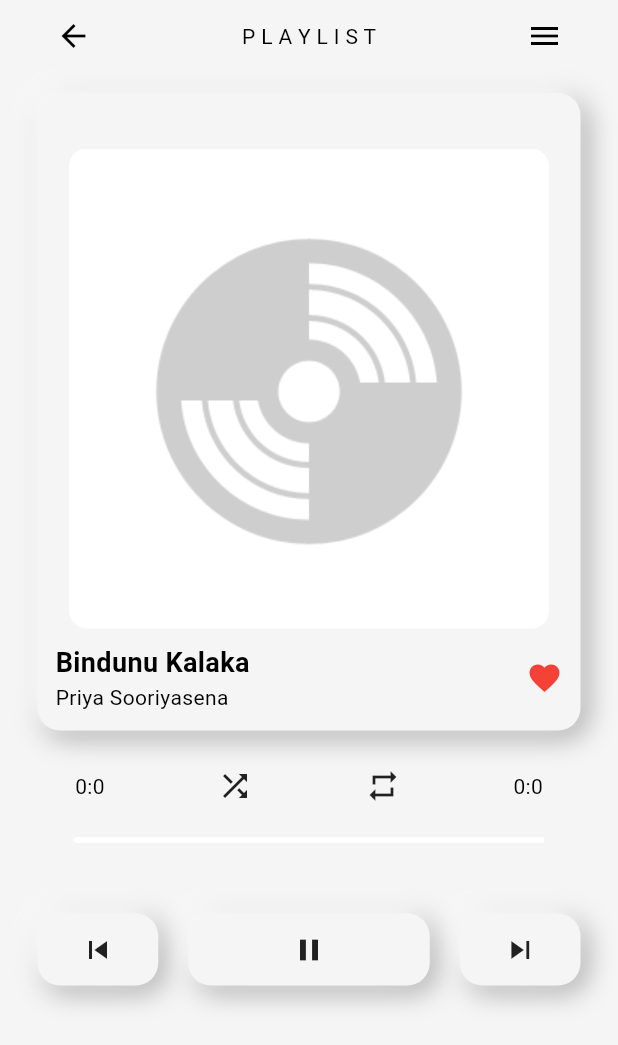
After one commit to Mudithamadu/Music_Player_Mobile, a Flutter app: the screen it shows after launch, after a tap on "Bindunu Kalaka", on a phone screen of 412 x 824 dp. The commit adds this screen. Shown: the top 1045 px of the screen. Run offline on Flutter 3.47's test engine with Material 3 defaults, Android fonts, the phone set to English and light mode, and no system bars; our stand-ins replace audioplayers.

Commit message:
" Basic Structure Done"

```diff
--- /dev/null
+++ b/lib/components/neu_box.dart
@@ -0,0 +1,36 @@
+import 'package:flutter/material.dart';
+import 'package:music_player/themes/theme_provider.dart';
+import 'package:provider/provider.dart';
+
+class NeuBox extends StatelessWidget {
+  final Widget? child;
+  const NeuBox({super.key, required this.child});
+
+  @override
+  Widget build(BuildContext context) {
+    bool isDarkMode = Provider.of<ThemeProvider>(context).isDarkMode;
+    return Container(
+      decoration: BoxDecoration(
+        borderRadius: BorderRadius.circular(15),
+        color: Theme.of(context).colorScheme.background,
+        boxShadow: [
+          BoxShadow(
+            blurRadius: 15,
+            color: isDarkMode ? Colors.black : Colors.grey.shade500,
+            offset: Offset(4, 4),
+          ),
+          BoxShadow(
+            blurRadius: 13,
+            color:
+                isDarkMode
+                    ? const Color.fromARGB(255, 55, 55, 55)
+                    : Colors.white,
+            offset: Offset(-4, -4),
+          ),
+        ],
+      ),
+      padding: EdgeInsets.all(12),
+      child: child,
+    );
+  }
+}
--- a/lib/main.dart
+++ b/lib/main.dart
@@ -1,12 +1,16 @@
 import 'package:flutter/material.dart';
+import 'package:music_player/models/playlist_provider.dart';
 import 'package:music_player/pages/home_page.dart';
 import 'package:music_player/themes/theme_provider.dart';
 import 'package:provider/provider.dart';
 
-void main() {
+void main() async {
   runApp(
-    ChangeNotifierProvider(
-      create: (context) => ThemeProvider(),
+    MultiProvider(
+      providers: [
+        ChangeNotifierProvider(create: (context) => ThemeProvider()),
+        ChangeNotifierProvider(create: (context) => PlaylistProvider()),
+      ],
       child: const MainApp(),
     ),
   );
--- /dev/null
+++ b/lib/models/playlist_provider.dart
@@ -0,0 +1,187 @@
+import 'package:audioplayers/audioplayers.dart';
+import 'package:flutter/material.dart';
+import 'package:music_player/models/song.dart';
+
+class PlaylistProvider extends ChangeNotifier {
+  //Playlist of songs
+  final List<Song> _playlist = [
+    //song 1
+    Song(
+      songName: "Bindunu Kalaka",
+      artistName: "Priya Sooriyasena",
+      albumArtImagePath: "assets/images/albumArt1.png",
+      audioPath: "audios/Bindunu_Kalaka.mp3",
+    ),
+
+    //song 2
+    Song(
+      songName: "Sewwandiyakata",
+      artistName: "Priya Sooriyasena",
+      albumArtImagePath: "assets/images/albumArt2.png",
+      audioPath: "audios/Sewuwandiyakata.mp3",
+    ),
+
+    //song3
+    Song(
+      songName: "Me_Bus_Nawathuma",
+      artistName: "Priya Sooriyasena",
+      albumArtImagePath: "assets/images/albumArt3.png",
+      audioPath: "audios/Me_Bus_Nawathuma.mp3",
+    ),
+  ];
+
+  //current song playing
+  int? _currentSongIndex;
+
+  /*
+
+  AUDIO PLAYER
+
+  */
+
+  //audio player
+
+  final AudioPlayer _audioPlayer =
+      AudioPlayer(); //create audio player class's object
+
+  //durations
+  Duration _currentDuration = Duration.zero;
+  Duration _totalDuration = Duration.zero;
+
+  //constructor
+  PlaylistProvider() {
+    listenToDuration();
+  }
+
+  //initially not playing
+  bool _isPlaying = false;
+  //play the song
+  void play() async {
+    final String path = _playlist[_currentSongIndex!].audioPath;
+    await _audioPlayer.stop();
+    // await _audioPlayer.setSourceAsset(path);
+    await _audioPlayer.play(AssetSource(path));
+    _isPlaying = true;
+    notifyListeners();
+  }
+
+  //pause current song
+  void pause() async {
+    await _audioPlayer.pause();
+    _isPlaying = false;
+    notifyListeners();
+  }
+
+  //resume playing
+  void resume() async {
+    await _audioPlayer.resume();
+    _isPlaying = true;
+    notifyListeners();
+  }
+
+  //pause or resume
+  void pauseOrResume() async {
+    if (_isPlaying) {
+      pause();
+    } else {
+      resume();
+    }
+    notifyListeners();
+  }
+
+  //seek to specific position in the current song
+  void seek(Duration position) async {
+    _audioPlayer.seek(position);
+  }
+
+  //play next song
+  void playNextSong() async {
+    pause();
+    if (_currentSongIndex != null) {
+      if (_currentSongIndex! < _playlist.length - 1) {
+        //go to the next song if it is not the Last
+        _currentSongIndex = _currentSongIndex! + 1;
+      } else {
+        //if it is the last song
+        _currentSongIndex = 0; //play from the beigining
+      }
+    }
+    play();
+  }
+
+  //play previous song
+  void playPreviousSong() async {
+    pause();
+    //if more than 2 seconds passed restart current song
+    if (_currentDuration.inSeconds > 2) {
+      seek(Duration.zero);
+    }
+    //if it is within 2 seconds , go to previous song
+    else {
+      if (_currentSongIndex! > 0) {
+        _currentSongIndex = _currentSongIndex! - 1;
+      } else {
+        //if it is first song (index = 0 ) , loop back to Last song
+        _currentSongIndex = _playlist.length - 1;
+      }
+    }
+    play();
+  }
+
+  //listen To duration
+  void listenToDuration() async {
+    //listen for total duration
+    _audioPlayer.onDurationChanged.listen((newDuration) {
+      _totalDuration = newDuration;
+      notifyListeners();
+    });
+
+    //listen for current duration
+
+    _audioPlayer.onPositionChanged.listen((newPosition) {
+      _currentDuration = newPosition;
+      notifyListeners();
+    });
+
+    //listen for song completion
+
+    _audioPlayer.onPlayerComplete.listen((event) {
+      playNextSong();
+    });
+  }
+
+  //dispose audio player
+  @override
+  void dispose() {
+    _audioPlayer.dispose();
+    super.dispose();
+  }
+
+  /*
+
+  GETTERS
+
+  */
+  List<Song> get playlist => _playlist;
+  int? get currentSongIndex => _currentSongIndex;
+  bool get isPlaying => _isPlaying;
+  Duration get currentDuration => _currentDuration;
+  Duration get totalDuration => _totalDuration;
+  /*
+
+  SETTERS
+
+  */
+
+  set currentSongindex(int? newIndex) {
+    //update current song name
+    _currentSongIndex = newIndex;
+
+    if (newIndex != null) {
+      play();
+    }
+
+    //update UI
+    notifyListeners();
+  }
+}
--- /dev/null
+++ b/lib/models/song.dart
@@ -0,0 +1,13 @@
+class Song {
+  final String songName;
+  final String artistName;
+  final String albumArtImagePath;
+  final String audioPath;
+
+  Song({
+    required this.songName,
+    required this.artistName,
+    required this.albumArtImagePath,
+    required this.audioPath,
+  });
+}
--- a/lib/pages/home_page.dart
+++ b/lib/pages/home_page.dart
@@ -1,5 +1,9 @@
 import 'package:flutter/material.dart';
 import 'package:music_player/components/my_drawer.dart';
+import 'package:music_player/models/playlist_provider.dart';
+import 'package:music_player/models/song.dart';
+import 'package:music_player/pages/song_page.dart';
+import 'package:provider/provider.dart';
 
 class HomePage extends StatefulWidget {
   const HomePage({super.key});
@@ -9,12 +13,57 @@ class HomePage extends StatefulWidget {
 }
 
 class _HomePageState extends State<HomePage> {
+  //get playlist provider
+  late final dynamic playListProvider;
+
+  @override
+  void initState() {
+    super.initState();
+
+    //get playlist provider
+    playListProvider = Provider.of<PlaylistProvider>(context, listen: false);
+  }
+
+  //go to song
+  void goToSong(int songIndex) {
+    //update current song index
+    playListProvider.currentSongindex = songIndex;
+    //navigate to song page
+    Navigator.push(
+      context,
+      MaterialPageRoute(builder: (context) => SongPage()),
+    );
+  }
+
   @override
   Widget build(BuildContext context) {
     return Scaffold(
       backgroundColor: Theme.of(context).colorScheme.background,
-      appBar: AppBar(title: Text('Play List')),
+      appBar: AppBar(title: Text('P L A Y  L I S T')),
       drawer: MyDrawer(),
+      body: Consumer<PlaylistProvider>(
+        builder: (context, value, child) {
+          //get playlist
+          final List<Song> playlist = value.playlist;
+
+          //return List view UI
+          return ListView.builder(
+            itemCount: playlist.length,
+            itemBuilder: (context, index) {
+              //get individual song
+              final Song song = playlist[index];
+
+              //return title UI
+              return ListTile(
+                title: Text(song.songName),
+                subtitle: Text(song.artistName),
+                leading: Image.asset(song.albumArtImagePath),
+                onTap: () => goToSong(index),
+              );
+            },
+          );
+        },
+      ),
     );
   }
 }
--- /dev/null
+++ b/lib/pages/song_page.dart
@@ -0,0 +1,192 @@
+import 'package:flutter/material.dart';
+import 'package:music_player/components/neu_box.dart';
+import 'package:music_player/models/playlist_provider.dart';
+import 'package:provider/provider.dart';
+
+class SongPage extends StatelessWidget {
+  const SongPage({super.key});
+
+  //convert seconds into minutes
+  String formatTime(Duration duration) {
+    String twoDigitSeconds = duration.inSeconds.remainder(60).toString();
+    String formatedTime = "${duration.inMinutes}:$twoDigitSeconds";
+
+    return formatedTime;
+  }
+
+  @override
+  Widget build(BuildContext context) {
+    return Consumer<PlaylistProvider>(
+      builder: (context, value, child) {
+        //get playlist
+        final playlist = value.playlist;
+
+        //get current song index
+        final currentSong = playlist[value.currentSongIndex ?? 0];
+
+        //return scaffoldUI
+        return Scaffold(
+          backgroundColor: Theme.of(context).colorScheme.background,
+          body: SafeArea(
+            child: Padding(
+              padding: const EdgeInsets.only(left: 25, right: 25, bottom: 25),
+              child: Column(
+                children: [
+                  //app bar
+                  Row(
+                    mainAxisAlignment: MainAxisAlignment.spaceBetween,
+                    children: [
+                      //back button
+                      IconButton(
+                        onPressed: () => Navigator.pop(context),
+                        icon: Icon(Icons.arrow_back),
+                      ),
+
+                      //title
+                      Text("P L A Y L I S T"),
+
+                      //menu button
+                      IconButton(icon: Icon(Icons.menu), onPressed: () {}),
+                    ],
+                  ),
+
+                  const SizedBox(height: 14),
+                  //album art
+                  NeuBox(
+                    child: Column(
+                      children: [
+                        //image
+                        const SizedBox(height: 25),
+                        ClipRRect(
+                          borderRadius: BorderRadius.circular(12),
+                          child: Image.asset(
+                            currentSong.albumArtImagePath,
+                            // fit: BoxFit.fill,
+                          ),
+                        ),
+
+                        //Song and artist name
+                        Padding(
+                          padding: const EdgeInsets.only(top: 10),
+                          child: Row(
+                            mainAxisAlignment: MainAxisAlignment.spaceBetween,
+                            children: [
+                              Column(
+                                crossAxisAlignment: CrossAxisAlignment.start,
+                                children: [
+                                  Text(
+                                    currentSong.songName,
+                                    style: TextStyle(
+                                      fontWeight: FontWeight.bold,
+                                      fontSize: 18,
+                                    ),
+                                  ),
+                                  Text(currentSong.artistName),
+                                ],
+                              ),
+
+                              const Icon(Icons.favorite, color: Colors.red),
+                            ],
+                          ),
+                        ),
+                      ],
+                    ),
+                  ),
+
+                  const SizedBox(height: 25),
+
+                  //song duration progress
+                  Column(
+                    children: [
+                      Padding(
+                        padding: const EdgeInsets.symmetric(horizontal: 25),
+                        child: Row(
+                          mainAxisAlignment: MainAxisAlignment.spaceBetween,
+                          children: [
+                            //start time
+                            Text(formatTime(value.currentDuration)),
+
+                            //shuffle icon
+                            Icon(Icons.shuffle),
+
+                            //repeat icon
+                            Icon(Icons.repeat),
+                            //end time
+                            Text(formatTime(value.totalDuration)),
+                          ],
+                        ),
+                      ),
+
+                      // song duration progress
+                      SliderTheme(
+                        data: SliderTheme.of(context).copyWith(
+                          thumbShape: RoundSliderThumbShape(
+                            enabledThumbRadius: 0,
+                          ),
+                        ),
+                        child: Slider(
+                          min: 0,
+                          max: value.totalDuration.inSeconds.toDouble(),
+                          value: value.currentDuration.inSeconds.toDouble(),
+                          activeColor: Colors.lightGreen,
+                          onChanged: (double double) {
+                            //during user sliding around
+                          },
+                          onChangeEnd: (double double) {
+                            //sliding has finished , go to that position
+                            value.seek(Duration(seconds: double.toInt()));
+                          },
+
+                        ),
+                      ),
+                    ],
+                  ),
+
+                  const SizedBox(height: 25),
+
+                  //playback controls
+                  Row(
+                    children: [
+                      //skip previous
+                      Expanded(
+                        child: GestureDetector(
+                          onTap: value.playPreviousSong,
+                          child: NeuBox(child: Icon(Icons.skip_previous)),
+                        ),
+                      ),
+
+                      const SizedBox(width: 20),
+
+                      //play pause
+                      Expanded(
+                        flex: 2,
+                        child: GestureDetector(
+                          onTap: value.pauseOrResume,
+                          child: NeuBox(
+                            child: Icon(
+                              value.isPlaying ? Icons.pause : Icons.play_arrow,
+                            ),
+                          ),
+                        ),
+                      ),
+
+                      const SizedBox(width: 20),
+
+                      //skip forward
+                      Expanded(
+                        child: GestureDetector(
+                          onTap: value.playNextSong,
+                          child: NeuBox(child: Icon(Icons.skip_next)),
+                        ),
+                      ),
+                    ],
+                  ),
+                ],
+              ),
+            ),
+          ),
+        );
+      },
+    );
+  }
+}
--- a/pubspec.yaml
+++ b/pubspec.yaml
@@ -7,6 +7,7 @@ environment:
   sdk: ^3.7.2
 
 dependencies:
+  audioplayers: ^6.5.0
   flutter:
     sdk: flutter
   provider: ^6.1.5
@@ -18,3 +19,6 @@ dev_dependencies:
 
 flutter:
   uses-material-design: true
+  assets:
+    - assets/images/
+    - assets/audios/
```
Also changed, not shown: assets/images/albumArt1.png (added), assets/images/albumArt2.png (added), assets/images/albumArt3.png (added), pubspec.lock, 9 other files.
